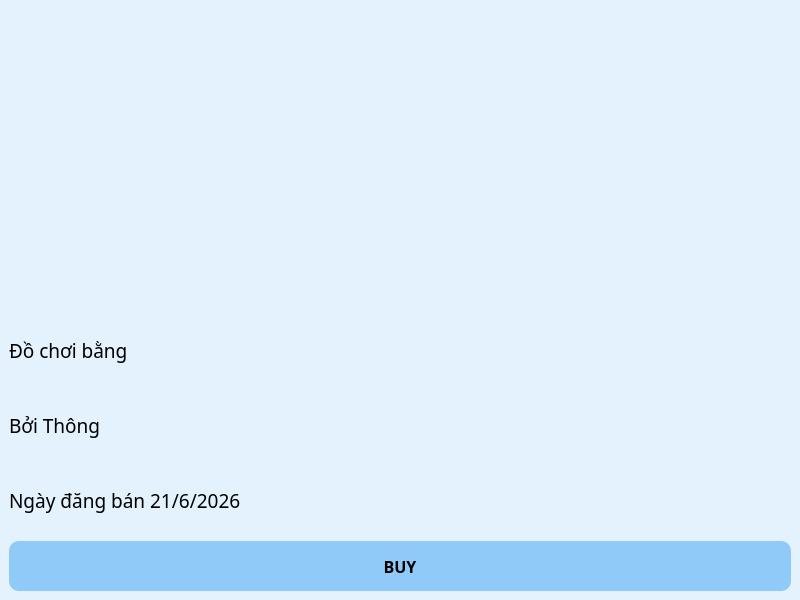
Qt form ui/details.ui (chaunamthong2015-ui/PTA39-SPCK) before a commit.
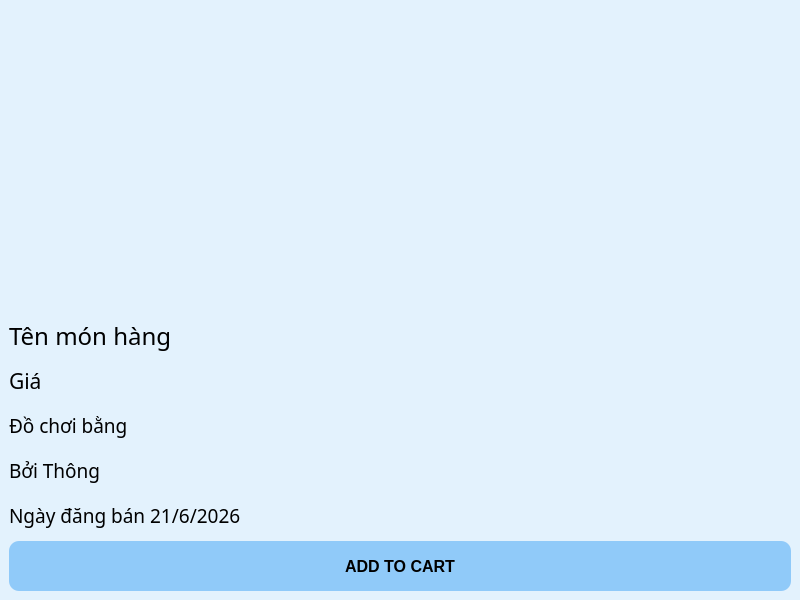
The same form after that commit. Icons and pictures are not drawn.

```diff
--- a/ui/details.ui
+++ b/ui/details.ui
@@ -71,7 +71,33 @@
      </widget>
     </item>
     <item>
-     <widget class="QLabel" name="description">
+     <widget class="QLabel" name="ten_san_pham">
+      <property name="font">
+       <font>
+        <family>Arial Black</family>
+        <pointsize>18</pointsize>
+       </font>
+      </property>
+      <property name="text">
+       <string>Tên món hàng</string>
+      </property>
+     </widget>
+    </item>
+    <item>
+     <widget class="QLabel" name="gia">
+      <property name="font">
+       <font>
+        <family>Arial Black</family>
+        <pointsize>16</pointsize>
+       </font>
+      </property>
+      <property name="text">
+       <string>Giá</string>
+      </property>
+     </widget>
+    </item>
+    <item>
+     <widget class="QLabel" name="mo_ta">
       <property name="font">
        <font>
         <family>Arial Black</family>
@@ -113,14 +139,13 @@
      <widget class="QPushButton" name="buy_btn">
       <property name="font">
        <font>
-        <family>Arial Black</family>
         <pointsize>-1</pointsize>
         <weight>87</weight>
         <bold>true</bold>
        </font>
       </property>
       <property name="text">
-       <string>BUY</string>
+       <string>ADD TO CART</string>
       </property>
      </widget>
     </item>
```
Left out of the diff: 15 changed lines with no effect on the pictures.
